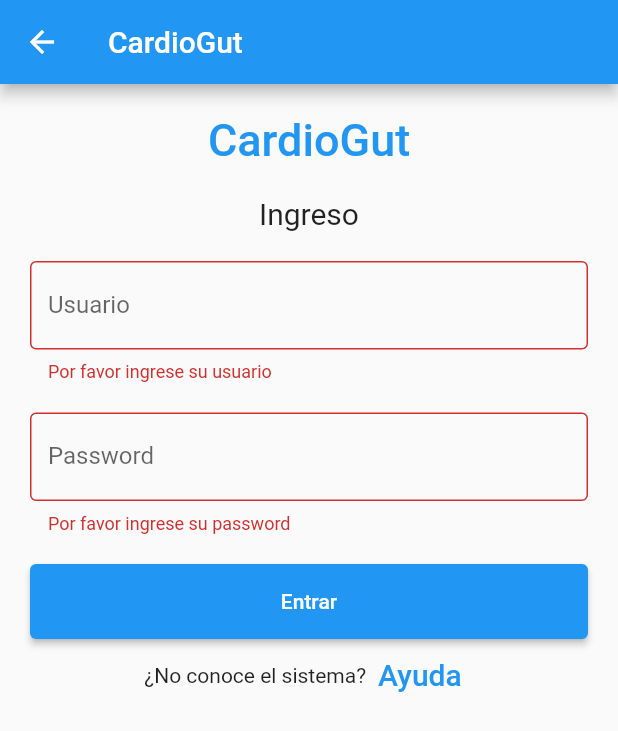
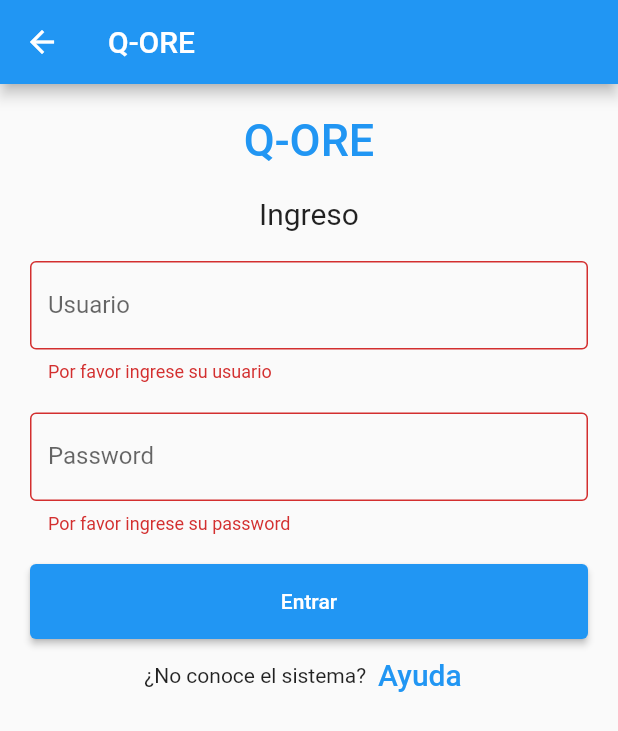
Before and after one commit to Clod/qore-client, a Flutter app: the LoginScreen screen opened directly with empty values, after a tap on "Entrar", on a phone screen of 412 x 824 dp. Shown: the top 731 px of the screen. Run offline on Flutter 3.47's test engine with Material 2 defaults, Android fonts, the phone set to English and light mode, and no system bars; our stand-ins replace auto_route, firebase_auth, firebase_core, progress_indicators; accounts and stored records are empty.

Commit message:
Uso FutureBuilder para traer la lista de pacientes (falta filtrar) Agrego un archivo para constantes. cambio print por debugPrint

```diff
--- /dev/null
+++ b/lib/assets/Constants.dart
@@ -0,0 +1 @@
+const String AppDisplayName= "Q-ORE";
--- a/lib/screens/about/about_screen.dart
+++ b/lib/screens/about/about_screen.dart
@@ -1,4 +1,5 @@
 import 'package:flutter/material.dart';
+import 'package:cardio_gut/assets/Constants.dart' as constants;
 
 class AboutScreen extends StatelessWidget {
   AboutScreen ({Key? key, required this.parametro}) : super(key: key);
@@ -7,9 +8,9 @@ class AboutScreen extends StatelessWidget {
 
   @override
   Widget build(BuildContext context) {
-    print ("Recibí el parámetro: " + parametro);
+    debugPrint ("Recibí el parámetro: " + parametro);
     return Scaffold(
-        appBar: AppBar(title: const Text("CardioGut - Ayuda")),
+        appBar: AppBar(title: const Text('${constants.AppDisplayName} - Ayuda')),
         body: Center(
           child: Text(
             'Acá va el texto de ayuda. ${parametro}',
--- a/lib/screens/dashboard/profile/profile_screen.dart
+++ b/lib/screens/dashboard/profile/profile_screen.dart
@@ -3,6 +3,7 @@ import 'package:flutter/material.dart';
 
 import '../../../main.dart';
 import '../../../model/Paciente.dart';
+import 'package:cardio_gut/assets/Constants.dart' as constants;
 
 class ProfileScreen extends StatelessWidget {
   const ProfileScreen({Key? key, required this.parametro}) : super(key: key);
@@ -16,7 +17,7 @@ class ProfileScreen extends StatelessWidget {
     if (parametro.apellido.isEmpty) {
       return Scaffold(
           appBar: AppBar(
-              title: const Text('CardioGut'),
+              title: const Text(constants.AppDisplayName),
               automaticallyImplyLeading:
                   false, // https://stackoverflow.com/questions/44978216/flutter-remove-back-button-on-appbar
               actions: <Widget>[
@@ -39,7 +40,7 @@ class ProfileScreen extends StatelessWidget {
     } else {
       return Scaffold(
           appBar: AppBar(
-              title: const Text('CardioGut'),
+              title: const Text(constants.AppDisplayName),
               automaticallyImplyLeading:
                   false, // https://stackoverflow.com/questions/44978216/flutter-remove-back-button-on-appbar
               actions: <Widget>[
--- a/lib/screens/login/login_screen.dart
+++ b/lib/screens/login/login_screen.dart
@@ -2,7 +2,7 @@ import 'package:auto_route/auto_route.dart';
 import 'package:firebase_auth/firebase_auth.dart';
 import 'package:flutter/material.dart';
 import 'package:flutter/foundation.dart';
-
+import 'package:cardio_gut/assets/Constants.dart' as constants;
 import '../../main.dart';
 import '../../routes/router.gr.dart';
 
@@ -22,7 +22,7 @@ class LoginScreen extends StatelessWidget {
   // onLoginCallback es una función que tiene un parámetro de tipo bool
   final Function(bool loggedIn) onLoginCallback;
 
-  static const String _title = 'CardioGut';
+  static const String _title = constants.AppDisplayName;
 
   @override
   Widget build(BuildContext context) {
@@ -82,7 +82,7 @@ class _MyStatefulWidgetState extends State<MyStatefulWidget> {
                   alignment: Alignment.center,
                   padding: const EdgeInsets.all(10),
                   child: const Text(
-                    'CardioGut',
+                    constants.AppDisplayName,
                     style: TextStyle(
                         color: Colors.blue,
                         fontWeight: FontWeight.w500,
@@ -141,8 +141,8 @@ class _MyStatefulWidgetState extends State<MyStatefulWidget> {
                   child: ElevatedButton(
                       child: const Text('Entrar'),
                       onPressed: () async {
-                        print(nameController.text);
-                        print(passwordController.text);
+                        debugPrint(nameController.text);
+                        debugPrint(passwordController.text);
 
                         if (_formKey.currentState!.validate()) {
                           User? user;
@@ -152,14 +152,14 @@ class _MyStatefulWidgetState extends State<MyStatefulWidget> {
                                 .signInWithEmailAndPassword(
                                     email: nameController.text,
                                     password: passwordController.text);
-                            print("XXXXXXXXX " + uc.user.toString());
+                            debugPrint("XXXXXXXXX " + uc.user.toString());
 
                             user = FirebaseAuth.instance.currentUser;
                           } on FirebaseAuthException catch (e) {
                             if (e.code == 'user-not-found') {
-                              print('No user found for that email.');
+                              debugPrint('No user found for that email.');
                             } else if (e.code == 'wrong-password') {
-                              print('Wrong password provided for that user.');
+                              debugPrint('Wrong password provided for that user.');
                             }
                           }
 
@@ -190,7 +190,7 @@ class _MyStatefulWidgetState extends State<MyStatefulWidget> {
                       style: TextStyle(fontSize: 20),
                     ),
                     onPressed: () {
-                      print("Intento ir a about");
+                      debugPrint("Intento ir a about");
                       //signup screen
                       AutoRouter.of(context)
                           .push(AboutRouter(parametro: "Un parámetro"));
--- a/pubspec.yaml
+++ b/pubspec.yaml
@@ -40,6 +40,7 @@ dependencies:
   firebase_auth: ^3.3.10
 
   http: ^0.13.4
+  progress_indicators: 1.0.0
 
 dev_dependencies:
   flutter_test:
```
Also changed, not shown: lib/prueba.dart (+4 -3 lines), lib/screens/dashboard/products/add_products/add_products_screen.dart (+10 -10 lines), lib/screens/dashboard/products/products_screen.dart (+105 -42 lines), pubspec.lock.
